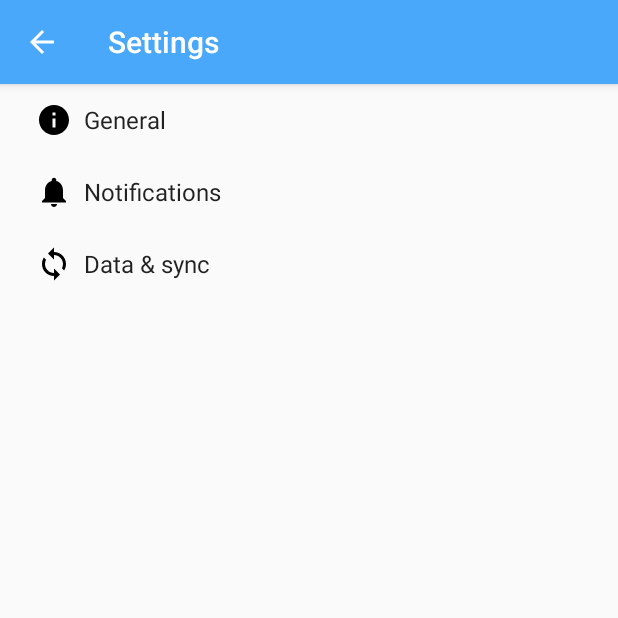
After one commit to gersongams/TucuTeam, an Android app: the SettingsActivity screen opened directly, with no data from a screen before it, on a phone screen of 412 x 824 dp, the top half of it. The commit adds this screen. Run offline under Robolectric (Android 15) with nearby library versions, the phone set to English and light mode, and no system bars.

Commit message:
New Options Language and Settings

```diff
--- /dev/null
+++ b/app/src/main/java/pe/ggarridomuni/tucuteam/AppCompatPreferenceActivity.java
@@ -0,0 +1,109 @@
+package pe.ggarridomuni.tucuteam;
+
+import android.content.res.Configuration;
+import android.os.Bundle;
+import android.preference.PreferenceActivity;
+import android.support.annotation.LayoutRes;
+import android.support.annotation.Nullable;
+import android.support.v7.app.ActionBar;
+import android.support.v7.app.AppCompatDelegate;
+import android.support.v7.widget.Toolbar;
+import android.view.MenuInflater;
+import android.view.View;
+import android.view.ViewGroup;
+
+/**
+ * A {@link android.preference.PreferenceActivity} which implements and proxies the necessary calls
+ * to be used with AppCompat.
+ */
+public abstract class AppCompatPreferenceActivity extends PreferenceActivity {
+
+    private AppCompatDelegate mDelegate;
+
+    @Override
+    protected void onCreate(Bundle savedInstanceState) {
+        getDelegate().installViewFactory();
+        getDelegate().onCreate(savedInstanceState);
+        super.onCreate(savedInstanceState);
+    }
+
+    @Override
+    protected void onPostCreate(Bundle savedInstanceState) {
+        super.onPostCreate(savedInstanceState);
+        getDelegate().onPostCreate(savedInstanceState);
+    }
+
+    public ActionBar getSupportActionBar() {
+        return getDelegate().getSupportActionBar();
+    }
+
+    public void setSupportActionBar(@Nullable Toolbar toolbar) {
+        getDelegate().setSupportActionBar(toolbar);
+    }
+
+    @Override
+    public MenuInflater getMenuInflater() {
+        return getDelegate().getMenuInflater();
+    }
+
+    @Override
+    public void setContentView(@LayoutRes int layoutResID) {
+        getDelegate().setContentView(layoutResID);
+    }
+
+    @Override
+    public void setContentView(View view) {
+        getDelegate().setContentView(view);
+    }
+
+    @Override
+    public void setContentView(View view, ViewGroup.LayoutParams params) {
+        getDelegate().setContentView(view, params);
+    }
+
+    @Override
+    public void addContentView(View view, ViewGroup.LayoutParams params) {
+        getDelegate().addContentView(view, params);
+    }
+
+    @Override
+    protected void onPostResume() {
+        super.onPostResume();
+        getDelegate().onPostResume();
+    }
+
+    @Override
+    protected void onTitleChanged(CharSequence title, int color) {
+        super.onTitleChanged(title, color);
+        getDelegate().setTitle(title);
+    }
+
+    @Override
+    public void onConfigurationChanged(Configuration newConfig) {
+        super.onConfigurationChanged(newConfig);
+        getDelegate().onConfigurationChanged(newConfig);
+    }
+
+    @Override
+    protected void onStop() {
+        super.onStop();
+        getDelegate().onStop();
+    }
+
+    @Override
+    protected void onDestroy() {
+        super.onDestroy();
+        getDelegate().onDestroy();
+    }
+
+    public void invalidateOptionsMenu() {
+        getDelegate().invalidateOptionsMenu();
+    }
+
+    private AppCompatDelegate getDelegate() {
+        if (mDelegate == null) {
+            mDelegate = AppCompatDelegate.create(this, null);
+        }
+        return mDelegate;
+    }
+}
--- a/app/src/main/java/pe/ggarridomuni/tucuteam/MainActivity.java
+++ b/app/src/main/java/pe/ggarridomuni/tucuteam/MainActivity.java
@@ -87,8 +87,12 @@ public class MainActivity extends ProgressActivity {
             finish();
             return true;
         }
+        else if(i == R.id.action_language){
+            startActivity(new Intent(android.provider.Settings.ACTION_LOCALE_SETTINGS));
+            return true;
+        }
         else if(i == R.id.action_setting){
-            startActivity(new Intent(android.provider.Settings.ACTION_LOCALE_SETTINGS));
+            startActivity(new Intent(this, SettingsActivity.class));
             return true;
         }
         else {
--- /dev/null
+++ b/app/src/main/res/drawable/ic_info_black_24dp.xml
@@ -0,0 +1,9 @@
+<vector xmlns:android="http://schemas.android.com/apk/res/android"
+    android:width="24dp"
+    android:height="24dp"
+    android:viewportHeight="24.0"
+    android:viewportWidth="24.0">
+    <path
+        android:fillColor="#FF000000"
+        android:pathData="M12,2C6.48,2 2,6.48 2,12s4.48,10 10,10 10,-4.48 10,-10S17.52,2 12,2zm1,15h-2v-6h2v6zm0,-8h-2V7h2v2z" />
+</vector>
--- /dev/null
+++ b/app/src/main/res/drawable/ic_sync_black_24dp.xml
@@ -0,0 +1,9 @@
+<vector xmlns:android="http://schemas.android.com/apk/res/android"
+    android:width="24dp"
+    android:height="24dp"
+    android:viewportHeight="24.0"
+    android:viewportWidth="24.0">
+    <path
+        android:fillColor="#FF000000"
+        android:pathData="M12 4V1L8 5l4 4V6c3.31 0 6 2.69 6 6 0 1.01,-.25 1.97,-.7 2.8l1.46 1.46C19.54 15.03 20 13.57 20 12c0,-4.42,-3.58,-8,-8,-8zm0 14c-3.31 0,-6,-2.69,-6,-6 0,-1.01.25,-1.97.7,-2.8L5.24 7.74C4.46 8.97 4 10.43 4 12c0 4.42 3.58 8 8 8v3l4,-4,-4,-4v3z" />
+</vector>
--- a/app/src/main/res/menu/menu_main.xml
+++ b/app/src/main/res/menu/menu_main.xml
@@ -2,6 +2,11 @@
       xmlns:app="http://schemas.android.com/apk/res-auto"
       xmlns:tools="http://schemas.android.com/tools"
       tools:context=".MainActivity">
+    <item
+        android:id="@+id/action_language"
+        android:title="@string/menu_language"
+        android:visible="true"
+        app:showAsAction="never" />
     <item
         android:id="@+id/action_setting"
         android:title="@string/menu_setting"
--- a/app/src/main/res/values/strings.xml
+++ b/app/src/main/res/values/strings.xml
@@ -44,6 +44,7 @@
     <string name="action_settings">Configuración</string>
     <string name="menu_login">Log in</string>
     <string name="menu_logout">Salir</string>
+    <string name="menu_language">Lenguaje</string>
     <string name="menu_setting">Configuracion</string>
     <string name="login_label">Log In</string>
     <string name="email_label">Email</string>
@@ -60,5 +61,78 @@
 
     <!-- TODO: Remove or change this placeholder text -->
     <string name="hello_blank_fragment">Hello blank fragment</string>
+    <string name="title_activity_settings">Settings</string>
+
+    <!-- Strings related to Settings -->
+
+    <!-- Example General settings -->
+    <string name="pref_header_general">General</string>
+
+    <string name="pref_title_social_recommendations">Enable social recommendations</string>
+    <string name="pref_description_social_recommendations">Recommendations for people to contact
+        based on your message history
+    </string>
+
+    <string name="pref_title_display_name">Display name</string>
+    <string name="pref_default_display_name">John Smith</string>
+
+    <string name="pref_title_add_friends_to_messages">Add friends to messages</string>
+    <string-array name="pref_example_list_titles">
+        <item>Always</item>
+        <item>When possible</item>
+        <item>Never</item>
+    </string-array>
+    <string-array name="pref_example_list_values">
+        <item>1</item>
+        <item>0</item>
+        <item>-1</item>
+    </string-array>
+
+    <!-- Example settings for Data & Sync -->
+    <string name="pref_header_data_sync">Data &amp; sync</string>
+
+    <string name="pref_title_sync_frequency">Sync frequency</string>
+    <string-array name="pref_sync_frequency_titles">
+        <item>15 minutes</item>
+        <item>30 minutes</item>
+        <item>1 hour</item>
+        <item>3 hours</item>
+        <item>6 hours</item>
+        <item>Never</item>
+    </string-array>
+    <string-array name="pref_sync_frequency_values">
+        <item>15</item>
+        <item>30</item>
+        <item>60</item>
+        <item>180</item>
+        <item>360</item>
+        <item>-1</item>
+    </string-array>
+
+    <string-array name="list_preference_entries">
+        <item>Entry 1</item>
+        <item>Entry 2</item>
+        <item>Entry 3</item>
+    </string-array>
+
+    <string-array name="list_preference_entry_values">
+        <item>1</item>
+        <item>2</item>
+        <item>3</item>
+    </string-array>
+
+    <string-array name="multi_select_list_preference_default_value" />
+
+    <string name="pref_title_system_sync_settings">System sync settings</string>
+
+    <!-- Example settings for Notifications -->
+    <string name="pref_header_notifications">Notifications</string>
+
+    <string name="pref_title_new_message_notifications">New message notifications</string>
+
+    <string name="pref_title_ringtone">Ringtone</string>
+    <string name="pref_ringtone_silent">Silent</string>
+
+    <string name="pref_title_vibrate">Vibrate</string>
 
 </resources>
--- /dev/null
+++ b/app/src/main/res/xml/pref_data_sync.xml
@@ -0,0 +1,21 @@
+<PreferenceScreen xmlns:android="http://schemas.android.com/apk/res/android">
+
+    <!-- NOTE: Hide buttons to simplify the UI. Users can touch outside the dialog to
+         dismiss it. -->
+    <!-- NOTE: ListPreference's summary should be set to its value by the activity code. -->
+    <ListPreference
+        android:defaultValue="180"
+        android:entries="@array/pref_sync_frequency_titles"
+        android:entryValues="@array/pref_sync_frequency_values"
+        android:key="sync_frequency"
+        android:negativeButtonText="@null"
+        android:positiveButtonText="@null"
+        android:title="@string/pref_title_sync_frequency" />
+
+    <!-- This preference simply launches an intent when selected. Use this UI sparingly, per
+         design guidelines. -->
+    <Preference android:title="@string/pref_title_system_sync_settings">
+        <intent android:action="android.settings.SYNC_SETTINGS" />
+    </Preference>
+
+</PreferenceScreen>
--- /dev/null
+++ b/app/src/main/res/xml/pref_general.xml
@@ -0,0 +1,33 @@
+<PreferenceScreen xmlns:android="http://schemas.android.com/apk/res/android">
+
+    <SwitchPreference
+        android:defaultValue="true"
+        android:key="example_switch"
+        android:summary="@string/pref_description_social_recommendations"
+        android:title="@string/pref_title_social_recommendations" />
+
+    <!-- NOTE: EditTextPreference accepts EditText attributes. -->
+    <!-- NOTE: EditTextPreference's summary should be set to its value by the activity code. -->
+    <EditTextPreference
+        android:capitalize="words"
+        android:defaultValue="@string/pref_default_display_name"
+        android:inputType="textCapWords"
+        android:key="example_text"
+        android:maxLines="1"
+        android:selectAllOnFocus="true"
+        android:singleLine="true"
+        android:title="@string/pref_title_display_name" />
+
+    <!-- NOTE: Hide buttons to simplify the UI. Users can touch outside the dialog to
+         dismiss it. -->
+    <!-- NOTE: ListPreference's summary should be set to its value by the activity code. -->
+    <ListPreference
+        android:defaultValue="-1"
+        android:entries="@array/pref_example_list_titles"
+        android:entryValues="@array/pref_example_list_values"
+        android:key="example_list"
+        android:negativeButtonText="@null"
+        android:positiveButtonText="@null"
+        android:title="@string/pref_title_add_friends_to_messages" />
+
+</PreferenceScreen>
--- /dev/null
+++ b/app/src/main/res/xml/pref_headers.xml
@@ -0,0 +1,20 @@
+<preference-headers xmlns:android="http://schemas.android.com/apk/res/android">
+
+    <!-- These settings headers are only used on tablets. -->
+
+    <header
+        android:fragment="pe.ggarridomuni.tucuteam.SettingsActivity$GeneralPreferenceFragment"
+        android:icon="@drawable/ic_info_black_24dp"
+        android:title="@string/pref_header_general" />
+
+    <header
+        android:fragment="pe.ggarridomuni.tucuteam.SettingsActivity$NotificationPreferenceFragment"
+        android:icon="@drawable/ic_notifications_black_24dp"
+        android:title="@string/pref_header_notifications" />
+
+    <header
+        android:fragment="pe.ggarridomuni.tucuteam.SettingsActivity$DataSyncPreferenceFragment"
+        android:icon="@drawable/ic_sync_black_24dp"
+        android:title="@string/pref_header_data_sync" />
+
+</preference-headers>
--- /dev/null
+++ b/app/src/main/res/xml/pref_notification.xml
@@ -0,0 +1,26 @@
+<PreferenceScreen xmlns:android="http://schemas.android.com/apk/res/android">
+
+    <!-- A 'parent' preference, which enables/disables child preferences (below)
+         when checked/unchecked. -->
+    <SwitchPreference
+        android:defaultValue="true"
+        android:key="notifications_new_message"
+        android:title="@string/pref_title_new_message_notifications" />
+
+    <!-- Allows the user to choose a ringtone in the 'notification' category. -->
+    <!-- NOTE: This preference will be enabled only when the checkbox above is checked. -->
+    <!-- NOTE: RingtonePreference's summary should be set to its value by the activity code. -->
+    <RingtonePreference
+        android:dependency="notifications_new_message"
+        android:key="notifications_new_message_ringtone"
+        android:ringtoneType="notification"
+        android:title="@string/pref_title_ringtone" />
+
+    <!-- NOTE: This preference will be enabled only when the checkbox above is checked. -->
+    <SwitchPreference
+        android:defaultValue="true"
+        android:dependency="notifications_new_message"
+        android:key="notifications_new_message_vibrate"
+        android:title="@string/pref_title_vibrate" />
+
+</PreferenceScreen>
```
Also changed, not shown: app/build.gradle (+10 -3 lines), app/src/main/AndroidManifest.xml (+18 -15 lines), app/src/main/java/pe/ggarridomuni/tucuteam/SettingsActivity.java (added, +254 -0 lines).
